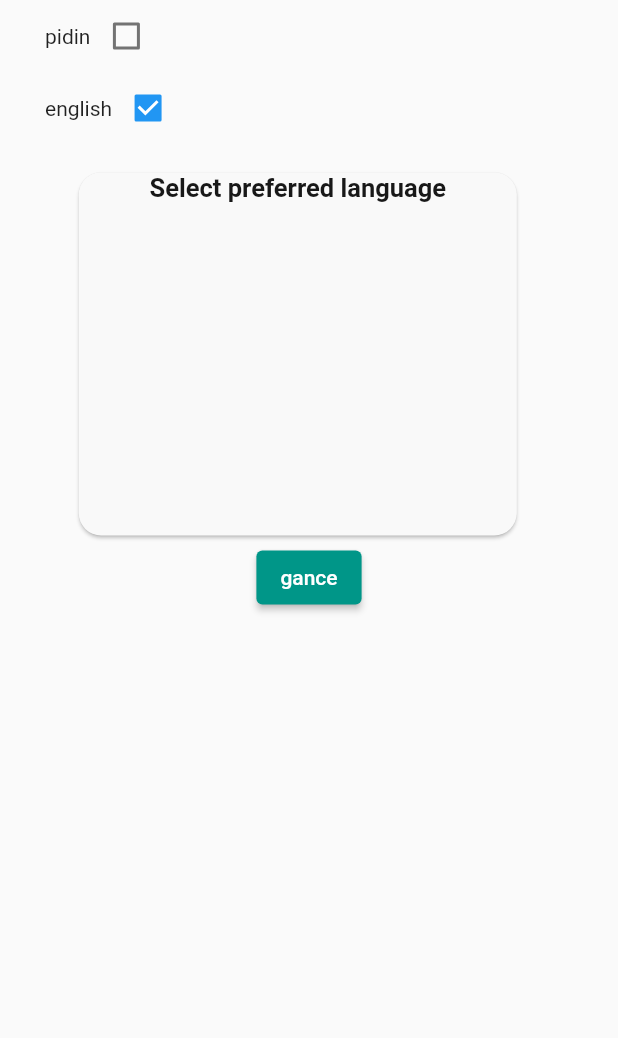
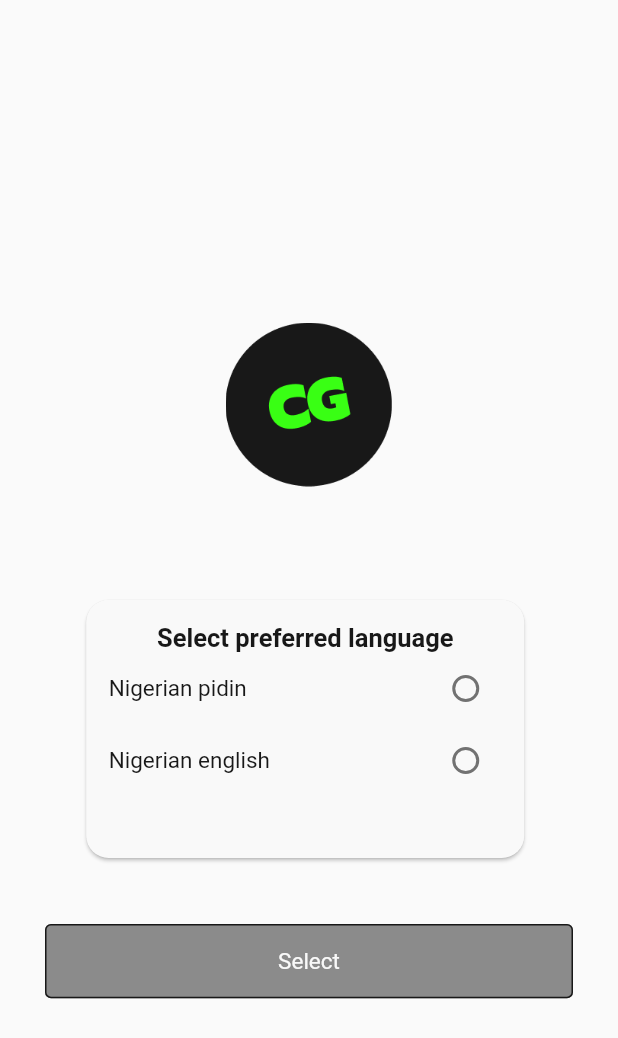
Before and after one commit to worldkaizen001/cotton_gang, a Flutter app: the screen it shows after launch, on a phone screen of 412 x 824 dp. Shown: the top 1038 px of the screen. Run offline on Flutter 3.47's test engine with Material 2 defaults, Android fonts, the phone set to English and light mode, and no system bars; our stand-ins replace google_fonts, smooth_page_indicator, sms_autofill; Roboto replaces fonts that are missing (Prompt).

Commit message:
select language screen

```diff
--- a/lib/src/pages/select_language/screens/select_language_screen.dart
+++ b/lib/src/pages/select_language/screens/select_language_screen.dart
@@ -1,5 +1,4 @@
 part of 'package:cotton_gang/src/pages/select_language/select_language_page.dart';
-
 
 class SelectLanguage extends StatefulWidget {
   const SelectLanguage({Key? key}) : super(key: key);
@@ -9,27 +8,27 @@ class SelectLanguage extends StatefulWidget {
 }
 
 class _SelectLanguageState extends State<SelectLanguage> {
-
-  List language  = [
-    {'lang': 'pidin', 'isTapped': false, "look":false},
-    {'lang': 'english', 'isTapped': true},
-
+  List language = [
+    {'lang': 'Nigerian pidin', 'isTapped': false, "look": false},
+    {'lang': 'Nigerian english', 'isTapped': false},
   ];
 
-List selected = [];
-
+  List isSelected = [];
 
   bool isChecked = false;
+
   @override
   Widget build(BuildContext context) {
-
-
-    List.generate(2, (index) => Row(
+    List.generate(
+        2,
+        (index) => Row(
               children: [
                 const Text('Delta'),
-        Checkbox(value: isChecked, onChanged: (val){
+                Checkbox(
+                    value: isChecked,
+                    onChanged: (val) {
                       setState(() {
-            isChecked =! isChecked;
+                        isChecked = !isChecked;
                       });
                     })
               ],
@@ -37,64 +36,29 @@ List selected = [];
     return Scaffold(
       body: SafeArea(
         child: Padding(
-          padding: const EdgeInsets.only(left: 30,right: 30),
+          padding: const EdgeInsets.only(left: 30, right: 30),
           child: Column(
+            mainAxisAlignment: MainAxisAlignment.center,
             children: [
-              // Image.asset(
-              //   CGangImages.logo,
-              //   height: ScreenSize.height(context) * 0.27,
-              //   width: ScreenSize.width(context) * 0.27,
-              // ),
-              // CustomSizedBox.verticalSpace(50),
+              Image.asset(
+                CGangImages.logo,
+                height: ScreenSize.height(context) * 0.27,
+                width: ScreenSize.width(context) * 0.27,
+              ),
 
-             // Column(
-             //   children: languages.map((index) {
-             //     return GestureDetector(
-             //       // onTap: (){
-             //       //   setState(() {
-             //       //     index.isTapped = isChecked;
-             //       //   });
-             //       // },
-             //       child: Row(
-             //         mainAxisAlignment: MainAxisAlignment.spaceBetween,
-             //         children: [
-             //           Text(index.tribe),
-             //           Checkbox(value: index.isTapped, onChanged: (val){
-             //             setState(() {
-             //
-             //               isChecked =! isChecked;
-             //             });
-             //           })
-             //         ],
-             //       ),
-             //     );
-             //   }).toList(),
-             // ),
-              Column(
-               children: language.map((obj) {
-                 bool isValue = obj["isTapped"];
-                 String text = obj["lang"];
-                 return Row(children:  [Text(text), Checkbox(value: isValue, onChanged: (_){
-                   setState(() {
-                     obj["isTapped"]= !obj["isTapped"];
-                     // isValue =! isValue;
 
-                     isChecked = obj["isTapped"];
 
-                     selected.contains(obj)?
-                     selected.remove(obj): selected.add(obj);
-                   });
-                 })],);
-               }).toList(),
-              ),
               Padding(
-                padding: const EdgeInsets.only(left: 15,top: 15,right: 30),
+                padding: const EdgeInsets.only(left: 15, top: 15, right: 20),
                 child: SizedBox(
-                  height: 250,
+                  height: 180,
                   width: 300,
                   child: Card(
-                    shape: RoundedRectangleBorder(borderRadius: BorderRadius.circular(15)),
+                    shape: RoundedRectangleBorder(
+                        borderRadius: BorderRadius.circular(15)),
                     color: const Color(0xfff9f9f9),
+                    child: Padding(
+                      padding: const EdgeInsets.only(left: 15,right: 15,top: 15),
                       child: Column(
                         children: [
                           Text(
@@ -107,44 +71,65 @@ List selected = [];
                               ),
                             ),
                           ),
-                        // SizedBox(
-                        //   height: 150,
-                        //   child: ListView.builder(
-                        //     itemCount: language.length,
-                        //       itemBuilder: (ctx,index){
-                        //       final data = language[index];
-                        //       return Row(
-                        //         mainAxisAlignment: MainAxisAlignment.spaceBetween,
-                        //         children: [
-                        //            Text(data),
-                        //           Checkbox(value: isChecked, onChanged: (val){
-                        //             setState(() {
-                        //               isChecked =! isChecked;
-                        //             });
-                        //           })
-                        //         ],
-                        //       );
-                        //       }),
-                        // ),
+                          Column(
+                            children: language.map((obj) {
+                              bool isValue = obj["isTapped"];
+                              String text = obj["lang"];
+                              return Row(
+                                mainAxisAlignment: MainAxisAlignment.spaceBetween,
+                                children: [
+                                  Text(text,style:  GoogleFonts.prompt(
+                                    fontWeight: FontWeight.w400,
+                                    fontSize: 15,
+                                    color: const Color(0xff181818),
+                                  ),),
+                                  Checkbox(
+                                      value: isValue,
+                                      shape: const CircleBorder(),
+                                      onChanged: (_) {
+                                        setState(() {
+                                          obj["isTapped"] =! obj["isTapped"];
+                                          // isValue =! isValue;
 
+                                          isChecked = obj["isTapped"];
 
+                                          isSelected.contains(obj)
+                                              ? isSelected.remove(obj)
+                                              : isSelected.add(obj);
+                                        });
+                                      }),
+                                  // Radio(value: isValue, groupValue: 'groupValue', onChanged: (val){
+                                  //   setState(() {
+                                  //     obj["isTapped"] =! obj["isTapped"];
+                                  //   });
+                                  // })
+                                ],
+                              );
+                            }).toList(),
+                          ),
                         ],
                       ),
                     ),
                   ),
                 ),
-              // ElevatedButton(
-              //     style: ElevatedButton.styleFrom(
-              //       backgroundColor: isChecked ? Colors.red : Colors.teal,
-              //     ),
-              //     onPressed: (){}, child: Text('gance')),
+              ),
+              CustomSizedBox.verticalSpace(40),
 
-              ElevatedButton(
-                  style: ElevatedButton.styleFrom(
-                    backgroundColor: selected.isNotEmpty ? Colors.black : Colors.teal,
+              CGangButton(
+                title: 'Select',
+                buttonHeight: 0.060,
+                buttonWidth: 1,
+                buttonColor: isSelected.isEmpty
+                    ? const Color(0xff181818).withOpacity(0.49)
+                    : const Color(0xff181818),
+                callBack: isSelected.isEmpty ? () {} : () {},
+                textStyle: GoogleFonts.prompt(
+                    fontWeight: FontWeight.w400,
+                    fontSize: 15,
+                    color: const Color(0xffF9F9F9)),
+                borderRadius: 4,
+                borderColor: const Color(0xff181818),
               ),
-                  onPressed: (){}, child: Text('gance')),
-
 
 
             ],
--- a/lib/src/pages/select_language/select_language_page.dart
+++ b/lib/src/pages/select_language/select_language_page.dart
@@ -3,8 +3,10 @@
 import 'package:cotton_gang/src/helpers/custome_sizedbox.dart';
 import 'package:cotton_gang/src/helpers/images.dart';
 import 'package:cotton_gang/src/helpers/screen_size.dart';
-import 'package:flutter/foundation.dart';
 import 'package:flutter/material.dart';
 import 'package:google_fonts/google_fonts.dart';
 
+import '../../widgets/button.dart';
+
 part 'screens/select_language_screen.dart';
+part 'screens/select_state.dart';
```
Also changed, not shown: lib/src/pages/select_language/screens/select_state.dart (added, +108 -0 lines). Lines whose indentation alone changed are shown as unchanged.
